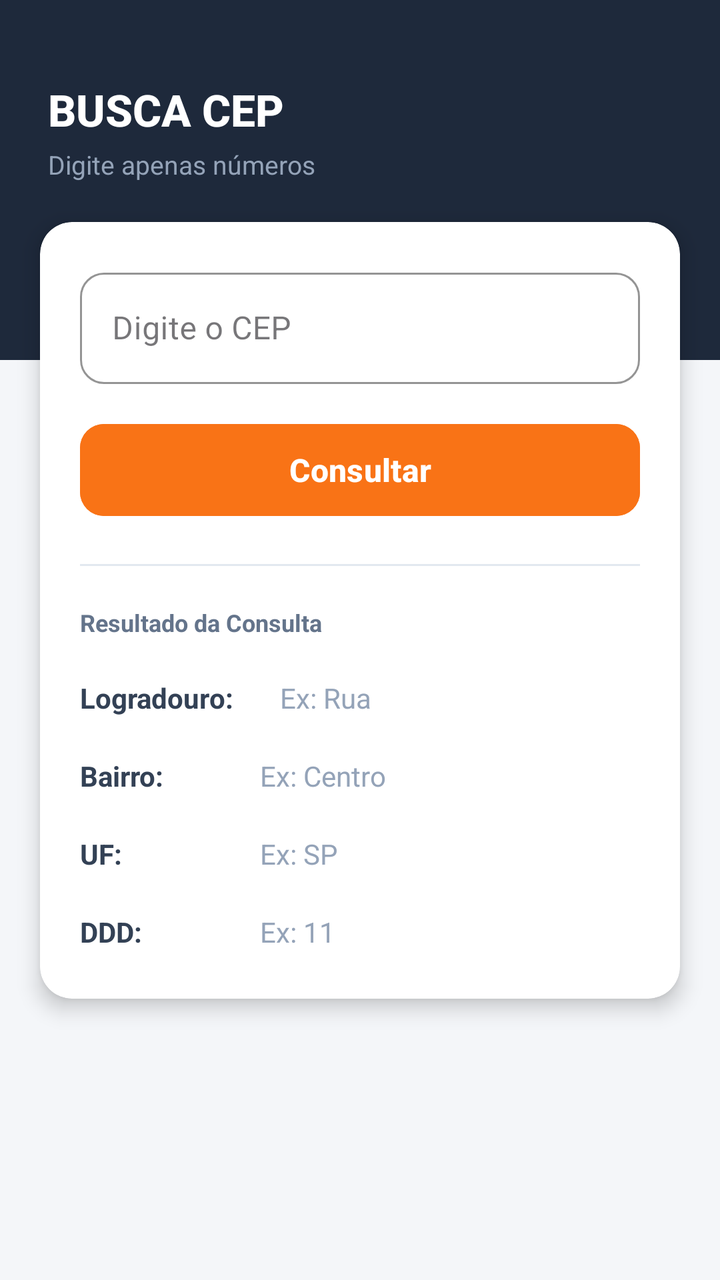
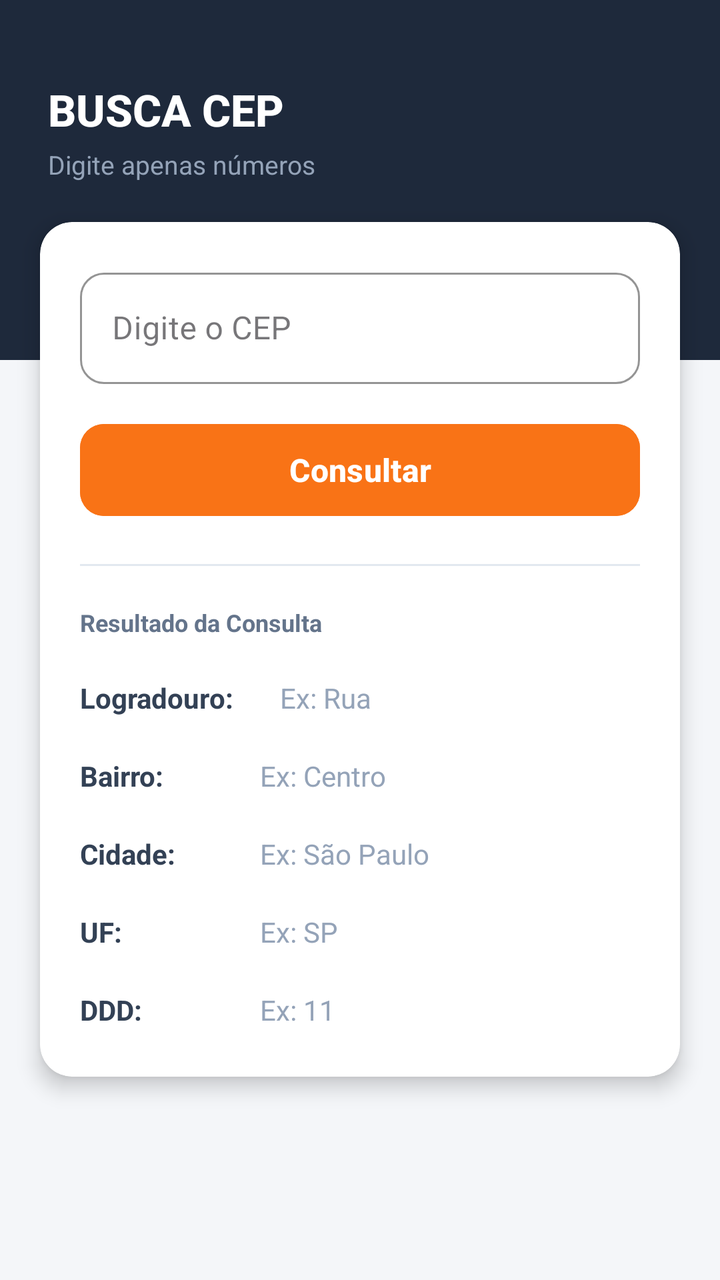

Compare the two renders of this Android layout. The source of the first and the diff that turns it into the second are given below.
<!-- AndroidManifest.xml: application theme Theme.AppConsultaCep -->
<!-- res/layout/activity_main.xml -->
<?xml version="1.0" encoding="utf-8"?>
<androidx.constraintlayout.widget.ConstraintLayout xmlns:android="http://schemas.android.com/apk/res/android"
    xmlns:app="http://schemas.android.com/apk/res-auto"
    xmlns:tools="http://schemas.android.com/tools"
    android:id="@+id/main"
    android:layout_width="match_parent"
    android:layout_height="match_parent"
    android:background="#F4F6F9"
    tools:context=".MainActivity">

    
    <View
        android:id="@+id/headerBackground"
        android:layout_width="0dp"
        android:layout_height="180dp"
        android:background="#1E293B"
        app:layout_constraintEnd_toEndOf="parent"
        app:layout_constraintStart_toStartOf="parent"
        app:layout_constraintTop_toTopOf="parent" />

    <TextView
        android:id="@+id/textView"
        android:layout_width="wrap_content"
        android:layout_height="wrap_content"
        android:layout_marginStart="24dp"
        android:layout_marginTop="40dp"
        android:fontFamily="sans-serif-medium"
        android:text="BUSCA CEP"
        android:textColor="#FFFFFF"
        android:textSize="22sp"
        android:textStyle="bold"
        app:layout_constraintStart_toStartOf="parent"
        app:layout_constraintTop_toTopOf="parent" />

    <TextView
        android:id="@+id/textView6"
        android:layout_width="wrap_content"
        android:layout_height="wrap_content"
        android:layout_marginStart="24dp"
        android:layout_marginTop="4dp"
        android:text="Digite apenas números"
        android:textColor="#94A3B8"
        android:textSize="13sp"
        app:layout_constraintStart_toStartOf="parent"
        app:layout_constraintTop_toBottomOf="@+id/textView" />

    
    <androidx.cardview.widget.CardView
        android:id="@+id/cardContainer"
        android:layout_width="0dp"
        android:layout_height="wrap_content"
        android:layout_marginHorizontal="20dp"
        android:layout_marginTop="20dp"
        app:cardBackgroundColor="#FFFFFF"
        app:cardCornerRadius="16dp"
        app:cardElevation="6dp"
        app:layout_constraintEnd_toEndOf="parent"
        app:layout_constraintStart_toStartOf="parent"
        app:layout_constraintTop_toBottomOf="@+id/textView6">

        <LinearLayout
            android:layout_width="match_parent"
            android:layout_height="wrap_content"
            android:orientation="vertical"
            android:padding="20dp">

            
            <com.google.android.material.textfield.TextInputLayout
                android:id="@+id/textInputLayout"
                style="@style/Widget.MaterialComponents.TextInputLayout.OutlinedBox"
                android:layout_width="match_parent"
                android:layout_height="wrap_content"
                app:boxCornerRadiusBottomEnd="12dp"
                app:boxCornerRadiusBottomStart="12dp"
                app:boxCornerRadiusTopEnd="12dp"
                app:boxCornerRadiusTopStart="12dp"
                app:boxStrokeColor="#F97316"
                app:hintTextColor="#F97316">

                <com.google.android.material.textfield.TextInputEditText
                    android:id="@+id/editCEP"
                    android:layout_width="match_parent"
                    android:layout_height="wrap_content"
                    android:hint="Digite o CEP"
                    android:inputType="number"
                    android:maxLength="8"
                    android:textColor="#1E293B"
                    android:textSize="16sp" />
            </com.google.android.material.textfield.TextInputLayout>

            
            <Button
                android:id="@+id/bntConsultar"
                android:layout_width="match_parent"
                android:layout_height="54dp"
                android:layout_marginTop="16dp"
                android:backgroundTint="#F97316"
                android:text="Consultar"
                android:textAllCaps="false"
                android:textColor="#FFFFFF"
                android:textSize="16sp"
                android:textStyle="bold"
                app:cornerRadius="12dp" />

            <View
                android:layout_width="match_parent"
                android:layout_height="1dp"
                android:layout_marginVertical="20dp"
                android:background="#E2E8F0" />

            
            <TextView
                android:layout_width="wrap_content"
                android:layout_height="wrap_content"
                android:layout_marginBottom="16dp"
                android:text="Resultado da Consulta"
                android:textColor="#64748B"
                android:textSize="12sp"
                android:textStyle="bold" />

            
            <LinearLayout
                android:layout_width="match_parent"
                android:layout_height="wrap_content"
                android:layout_marginBottom="12dp"
                android:gravity="center_vertical"
                android:orientation="horizontal">

                <TextView
                    android:id="@+id/textView2"
                    android:layout_width="100dp"
                    android:layout_height="wrap_content"
                    android:text="Logradouro:"
                    android:textColor="#334155"
                    android:textSize="14sp"
                    android:textStyle="bold" />

                
                <EditText
                android:id="@+id/txtLogradouro"
                android:layout_width="0dp"
                android:layout_height="wrap_content"
                android:layout_weight="1"
                android:background="@null"
                android:ems="10"
                android:hint="Ex: Rua"
                android:inputType="text"
                android:paddingVertical="4dp"
                android:textColor="#0F172A"
                android:textColorHint="#94A3B8"
                android:textSize="14sp" />
            </LinearLayout>

            
            <LinearLayout
                android:layout_width="match_parent"
                android:layout_height="wrap_content"
                android:layout_marginBottom="12dp"
                android:gravity="center_vertical"
                android:orientation="horizontal">

                <TextView
                    android:id="@+id/textView3"
                    android:layout_width="90dp"
                    android:layout_height="wrap_content"
                    android:text="Bairro:"
                    android:textColor="#334155"
                    android:textSize="14sp"
                    android:textStyle="bold" />

                <EditText
                    android:id="@+id/txtBairro"
                    android:layout_width="0dp"
                    android:layout_height="wrap_content"
                    android:layout_weight="1"
                    android:background="@null"
                    android:ems="10"
                    android:hint="Ex: Centro"
                    android:inputType="text"
                    android:paddingVertical="4dp"
                    android:textColor="#0F172A"
                    android:textColorHint="#94A3B8"
                    android:textSize="14sp" />
            </LinearLayout>

            
            <LinearLayout
                android:layout_width="match_parent"
                android:layout_height="wrap_content"
                android:layout_marginBottom="12dp"
                android:gravity="center_vertical"
                android:orientation="horizontal">

                <TextView
                    android:id="@+id/textView4"
                    android:layout_width="90dp"
                    android:layout_height="wrap_content"
                    android:text="UF:"
                    android:textColor="#334155"
                    android:textSize="14sp"
                    android:textStyle="bold" />

                <EditText
                    android:id="@+id/txtUF"
                    android:layout_width="0dp"
                    android:layout_height="wrap_content"
                    android:layout_weight="1"
                    android:background="@null"
                    android:ems="10"
                    android:hint="Ex: SP"
                    android:inputType="text"
                    android:paddingVertical="4dp"
                    android:textColor="#0F172A"
                    android:textColorHint="#94A3B8"
                    android:textSize="14sp" />
            </LinearLayout>

            
            <LinearLayout
                android:layout_width="match_parent"
                android:layout_height="wrap_content"
                android:gravity="center_vertical"
                android:orientation="horizontal">

                <TextView
                    android:id="@+id/textView5"
                    android:layout_width="90dp"
                    android:layout_height="wrap_content"
                    android:text="DDD:"
                    android:textColor="#334155"
                    android:textSize="14sp"
                    android:textStyle="bold" />

                <EditText
                    android:id="@+id/txtDDD"
                    android:layout_width="0dp"
                    android:layout_height="wrap_content"
                    android:layout_weight="1"
                    android:background="@null"
                    android:ems="10"
                    android:hint="Ex: 11"
                    android:inputType="text"
                    android:paddingVertical="4dp"
                    android:textColor="#0F172A"
                    android:textColorHint="#94A3B8"
                    android:textSize="14sp" />
            </LinearLayout>

        </LinearLayout>
    </androidx.cardview.widget.CardView>

</androidx.constraintlayout.widget.ConstraintLayout>
<!-- resources referenced by this layout -->
<resources>
  <style name="Theme.AppConsultaCep" parent="Base.Theme.AppConsultaCep" />
  <style name="Base.Theme.AppConsultaCep" parent="Theme.Material3.DayNight.NoActionBar">
          
          
      </style>
</resources>

<!-- the commit's change to res/layout/activity_main.xml (unified diff, before → after) -->
@@ -33,7 +33,7 @@
         app:layout_constraintTop_toTopOf="parent" />
 
     <TextView
-        android:id="@+id/textView6"
+        android:id="@+id/textView10"
         android:layout_width="wrap_content"
         android:layout_height="wrap_content"
         android:layout_marginStart="24dp"
@@ -56,7 +56,7 @@
         app:cardElevation="6dp"
         app:layout_constraintEnd_toEndOf="parent"
         app:layout_constraintStart_toStartOf="parent"
-        app:layout_constraintTop_toBottomOf="@+id/textView6">
+        app:layout_constraintTop_toBottomOf="@+id/textView10">
 
         <LinearLayout
             android:layout_width="match_parent"
@@ -182,8 +182,8 @@
                     android:textColorHint="#94A3B8"
                     android:textSize="14sp" />
             </LinearLayout>
-
-            
+            
+
             <LinearLayout
                 android:layout_width="match_parent"
                 android:layout_height="wrap_content"
@@ -195,6 +195,37 @@
                     android:id="@+id/textView4"
                     android:layout_width="90dp"
                     android:layout_height="wrap_content"
+                    android:text="Cidade:"
+                    android:textColor="#334155"
+                    android:textSize="14sp"
+                    android:textStyle="bold" />
+
+                <EditText
+                    android:id="@+id/txtCidade"
+                    android:layout_width="0dp"
+                    android:layout_height="wrap_content"
+                    android:layout_weight="1"
+                    android:background="@null"
+                    android:ems="10"
+                    android:hint="Ex: São Paulo"
+                    android:inputType="text"
+                    android:paddingVertical="4dp"
+                    android:textColor="#0F172A"
+                    android:textColorHint="#94A3B8"
+                    android:textSize="14sp" />
+            </LinearLayout>
+            
+            <LinearLayout
+                android:layout_width="match_parent"
+                android:layout_height="wrap_content"
+                android:layout_marginBottom="12dp"
+                android:gravity="center_vertical"
+                android:orientation="horizontal">
+
+                <TextView
+                    android:id="@+id/textView5"
+                    android:layout_width="90dp"
+                    android:layout_height="wrap_content"
                     android:text="UF:"
                     android:textColor="#334155"
                     android:textSize="14sp"
@@ -223,7 +254,7 @@
                 android:orientation="horizontal">
 
                 <TextView
-                    android:id="@+id/textView5"
+                    android:id="@+id/textView9"
                     android:layout_width="90dp"
                     android:layout_height="wrap_content"
                     android:text="DDD:"
